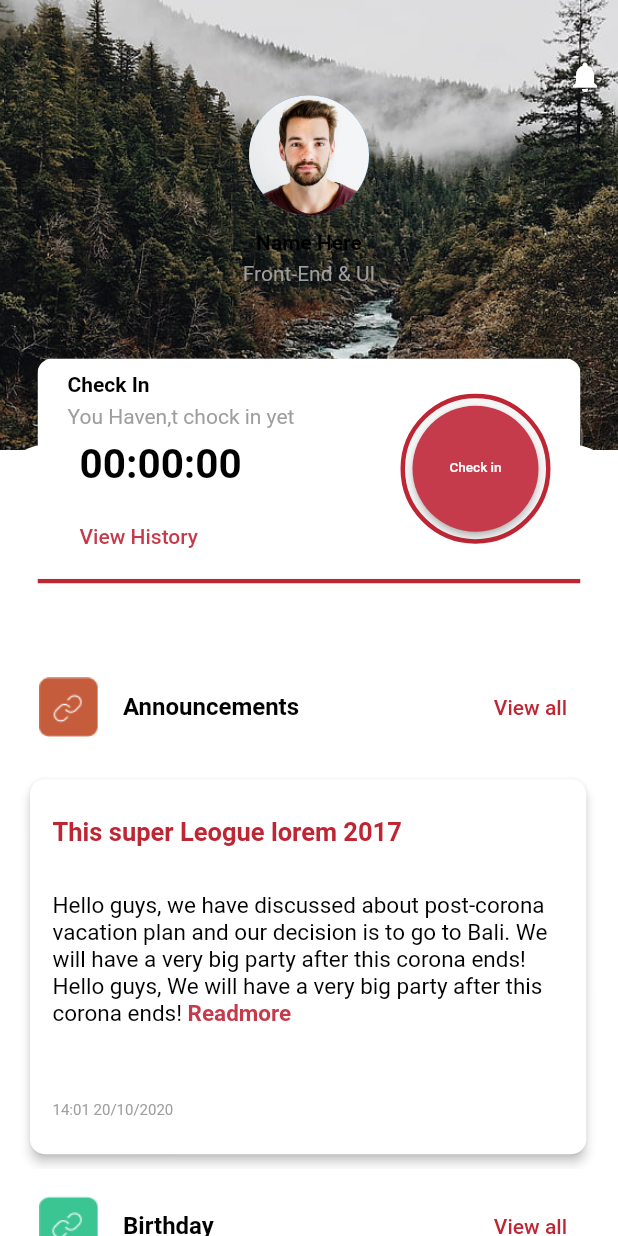
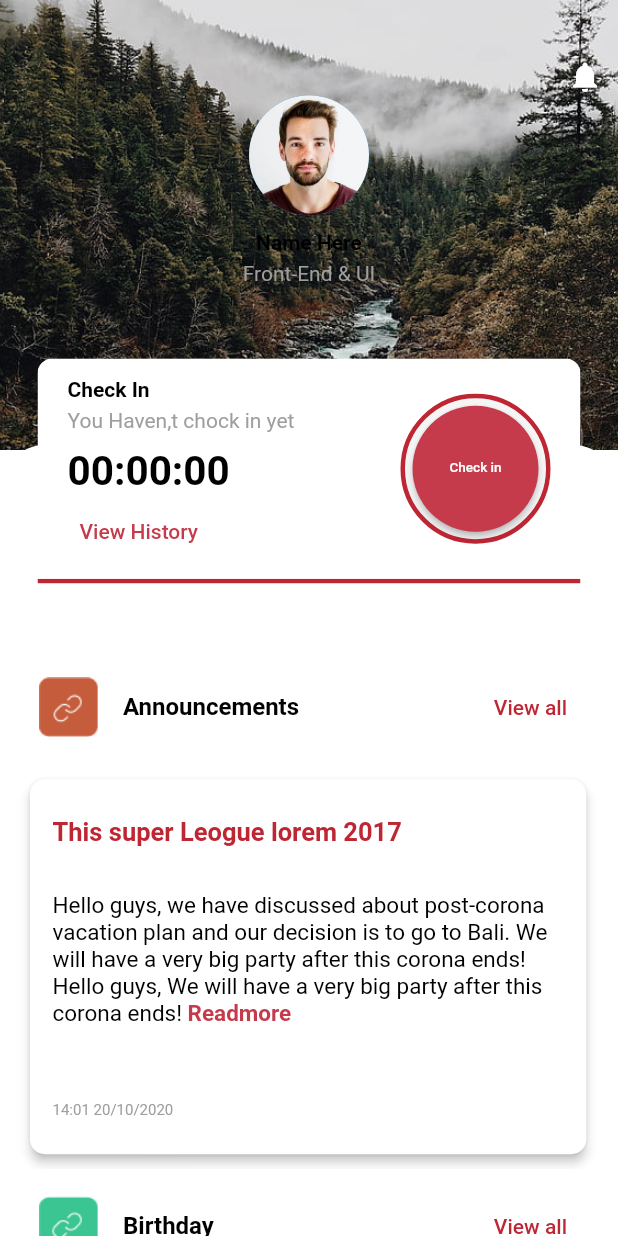
Before and after one commit to alche2014/hr_employee_flutter, a Flutter app: the MainHomeProfile screen opened directly, on a phone screen of 412 x 824 dp. Run offline on Flutter 3.47's test engine with Material 2 defaults, Android fonts, the phone set to English and light mode, and no system bars; our stand-ins replace google_fonts, mask_text_input_formatter, percent_indicator, stop_watch_timer; Roboto replaces fonts that are missing (Sofia); project files that could hold a hidden picture were left out.

Commit message:
SOF-78 #COMMENT log minor changes applied #in progress

```diff
--- a/lib/Log Screen/sign_in.dart
+++ b/lib/Log Screen/sign_in.dart
@@ -68,7 +68,6 @@ class LogBody extends StatelessWidget {
                         style: GoogleFonts.sofia(),
                           decoration: InputDecoration(
                             hintText: "Username",
-                            hintStyle: TextStyle(fontFamily: 'Sofia'),
                             border: OutlineInputBorder(
                               borderRadius: BorderRadius.circular(10.0),
                               borderSide: const BorderSide(
@@ -150,9 +149,6 @@ class LogBody extends StatelessWidget {
                     ],
                   ),
                 ),
-                // const SizedBox(height: 150),
-
-                // const Spacer(flex: 3),
               ]),
               //--------------------------------------------------------//
               Padding(
@@ -192,7 +188,6 @@ class LogBody extends StatelessWidget {
                   ],
                 ),
               ),
-              // const Spacer(),
             ],
           ),
         ),
--- a/lib/main.dart
+++ b/lib/main.dart
@@ -36,6 +36,7 @@ class _MyAppState extends State<MyApp> {
       home: const SignIn(),
     );
   }
+
 }
 
 // home: const MainTesting(),
--- a/lib/mainApp/main_home_profile/main_home_profile.dart
+++ b/lib/mainApp/main_home_profile/main_home_profile.dart
@@ -146,41 +146,7 @@ class _MainHomeProfileState extends State<MainHomeProfile> {
                                     const Text('You Haven,t chock in yet',
                                         style: TextStyle(color: Colors.grey)),
                                     // SizedBox(height: 5),
-                                    StreamBuilder<int>(
-                                      stream: _stopWatchTimer.rawTime,
-                                      initialData: 0,
-                                      builder: (context, snap) {
-                                        final value = snap.data;
-                                        final displayTime =
-                                            StopWatchTimer.getDisplayTime(
-                                                value!, milliSecond: false);
-                                        return Column(
-                                          children: <Widget>[
-                                            Padding(
-                                              padding: const EdgeInsets.all(8),
-                                              child: Text(
-                                                displayTime,
-                                                style: TextStyle(
-                                                    fontSize: 27,
-                                                    fontWeight:
-                                                        FontWeight.bold),
-                                              ),
-                                            ),
-                                            // Padding(
-                                            //   padding: const EdgeInsets.all(8),
-                                            //   child: Text(
-                                            //     value.toString(),
-                                            //     style: TextStyle(
-                                            //         // fontSize: 16,
-                                            //         fontFamily: 'Helvetica',
-                                            //         fontWeight: FontWeight.w400
-                                            //     ),
-                                            //   ),
-                                            // ),
-                                          ],
-                                        );
-                                      },
-                                    ),
+                                    stopwatch(),
                                     //----------------------//
                                     TextButton(
                                         onPressed: () {
@@ -365,6 +331,34 @@ class _MainHomeProfileState extends State<MainHomeProfile> {
       ),
     );
   }
+
+  StreamBuilder<int> stopwatch() {
+    return StreamBuilder<int>(
+                                    stream: _stopWatchTimer.rawTime,
+                                    initialData: 0,
+                                    builder: (context, snap) {
+                                      final value = snap.data;
+                                      final displayTime =
+                                          StopWatchTimer.getDisplayTime(
+                                              value!, milliSecond: false);
+                                      return Column(
+                                        children: <Widget>[
+                                          Padding(
+                                            padding: const EdgeInsets.only(top: 10),
+                                            child: Text(
+                                              displayTime,
+                                              style: TextStyle(
+                                                  fontSize: 27,
+                                                  fontWeight:
+                                                      FontWeight.bold),
+                                            ),
+                                          ),
+
+                                        ],
+                                      );
+                                    },
+                                  );
+  }
   //-----------------------UI--ended--------------------------------//
 
   //-----------------HeadView-Extracted-below----------------------//
```
